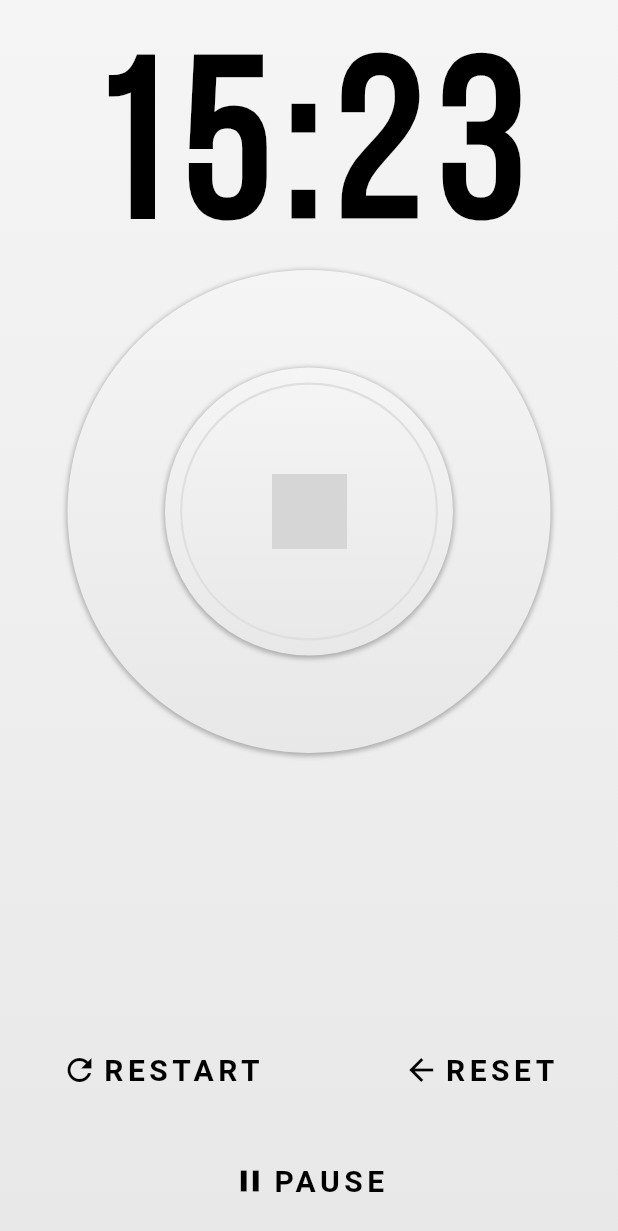
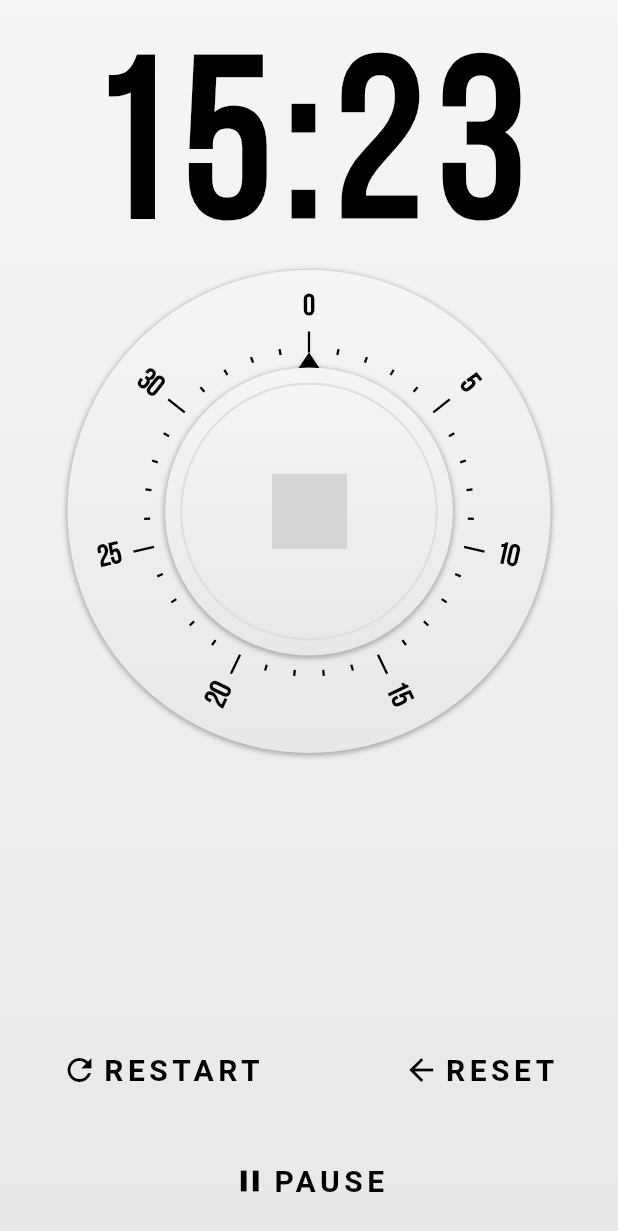
Before and after one commit to garganmol111/flutterUIChallenge_egg_timer, a Flutter app: the screen it shows after launch, on a phone screen of 412 x 824 dp. Shown: the top 1231 px of the screen. Run offline on Flutter 3.47's test engine with Material 2 defaults, Android fonts, the phone set to English and light mode, and no system bars; missing offline and left inert: fluttery; network calls fail; grey boxes are pictures that could not be loaded.

Commit message:
Completed the UI of the timer

```diff
--- a/lib/egg_timer_dial.dart
+++ b/lib/egg_timer_dial.dart
@@ -1,4 +1,6 @@
+import 'package:egg_timer/egg_timer_knob.dart';
 import 'package:flutter/material.dart';
+import 'dart:math' as math;
 
 final Color GRADIENT_TOP = const Color(0xFFF5F5F5);
 final Color GRADIENT_BOTTOM = const Color(0xFFE8E8E8);
@@ -36,52 +38,143 @@ class _EggTimerDialState extends State<EggTimerDial> {
                         offset: const Offset(0.0, 1.0))
                   ]),
 
-                            //Inner Circle
-                            child: Padding(
-                              padding: const EdgeInsets.all(65.0),
-                              child: Container(
-                                decoration: BoxDecoration(
-                                    shape: BoxShape.circle,
-                                    gradient: LinearGradient(
-                                      begin: Alignment.topCenter,
-                                      end: Alignment.bottomCenter,
-                                      colors: [GRADIENT_TOP, GRADIENT_BOTTOM],
-                                    ),
-                                    boxShadow: [
-                                      BoxShadow(
-                                          color: const Color(0x44000000),
-                                          blurRadius: 2.0,
-                                          spreadRadius: 1.0,
-                                          offset: const Offset(0.0, 1.0))
-                                    ]),
-
-                                //Innermost circle with border which contains logo
-                                child: Padding(
-                                  padding: const EdgeInsets.all(10.0),
-                                  child: Container(
-                                    decoration: BoxDecoration(
-                                        shape: BoxShape.circle,
-                                        border: Border.all(
-                                          color: const Color(0xFFDFDFDF),
-                                          width: 1.5,
-                                        )),
-                                    child: Center(
-                                      child: Image.network(
-
-                                        //URL with flutter logo
-                                        'https://avatars3.githubusercontent.com/u/14101776?s=400&v=4',
-                                        width: 50.0,
-                                        height: 50.0,
-                                        color: Colors.black,
+              //Inner Circle with time selector knob
+              child: Stack(
+                children: <Widget>[
+                  Container(
+                    width: double.infinity,
+                    height: double.infinity,
+                    padding: const EdgeInsets.all(55.0),
+                    child: CustomPaint(
+                      painter: TickPainter(),
                     ),
                   ),
+
+                  //from egg_timer_knob.dart, creates the time selector knob widget
+                  Padding(
+                    padding: const EdgeInsets.all(65.0),
+                    child: EggTimerKnob(),
                   ),
-                                ),
-                              ),
+                ],
               ),
             )),
       ),
     );
-
   }
 }
+
+class TickPainter extends CustomPainter {
+  //Length of ticks constants
+  final LONG_TICK = 14.0;
+  final SHORT_TICK = 4.0;
+
+  //defines the ticks per section and which ticks are long ticks, along with text properties
+  final tickCount;
+  final ticksPerSection;
+  final ticksInset;
+  final tickPaint;
+  final textPainter;
+  final textStyle;
+
+  //Sets default values and defines the tick painter
+  TickPainter({
+    this.tickCount = 35,
+    this.ticksPerSection = 5,
+    this.ticksInset = 0,
+  })  : tickPaint = new Paint(),
+        textPainter = new TextPainter(
+          textAlign: TextAlign.center,
+          textDirection: TextDirection.ltr,
+        ),
+        textStyle = const TextStyle(
+          color: Colors.black,
+          fontFamily: 'BebasNeue',
+          fontWeight: FontWeight.bold,
+          fontSize: 20.0,
+        ) {
+    tickPaint.color = Colors.black;
+
+    //we use strokeWidth because we need to draw lines
+    tickPaint.strokeWidth = 1.5;
+  }
+
+  //We'll paint at a constant position, and rotate the canvas after each line paint till tickCounts.
+  @override
+  void paint(Canvas canvas, Size size) {
+    //translate the canvas to the same position as the arrow
+    canvas.translate(size.width / 2, size.height / 2);
+
+    //saves the position for restoration after painting all ticks
+    canvas.save();
+
+    final radius = size.width / 2;
+
+    //Continuously draws the ticks till all are drawn
+    for (var i = 0; i < tickCount; ++i) {
+      final tickLength = i % ticksPerSection == 0 ? LONG_TICK : SHORT_TICK;
+
+      //draws a line from origin of the canvas upwards of SHORT_TICK length
+      canvas.drawLine(
+          Offset(0.0, -radius), Offset(0.0, -radius - tickLength), tickPaint);
+
+      if (i % ticksPerSection == 0) {
+        //Paint Text
+        canvas.save();
+
+        //positioning the canvas above the tick
+        canvas.translate(0.0, -radius - 30.0);
+
+        textPainter.text = new TextSpan(text: '$i', style: textStyle);
+
+        //Layout the text
+        textPainter.layout();
+
+        //Figure out which quadrant the text is in (flutter quadrants go clockwise)
+        final tickPercent = i / tickCount;
+        var quadrant;
+        if (tickPercent < 0.25)
+          quadrant = 1;
+        else if (tickPercent < 0.5)
+          quadrant = 4;
+        else if (tickPercent < 0.75)
+          quadrant = 3;
+        else
+          quadrant = 2;
+
+        //to rotate the text box canvas according to the quadrant
+        switch (quadrant) {
+          case 1:
+            break;
+          case 4:
+            canvas.rotate(-math.pi / 2);
+            break;
+          case 2:
+          case 3:
+            canvas.rotate(math.pi / 2);
+            break;
+        }
+
+        textPainter.paint(
+            canvas,
+            //offset used to align the text box according to the tick
+            Offset(
+              -textPainter.width / 2,
+              -textPainter.height / 2,
+            ));
+
+        canvas.restore();
+      }
+
+      //rotating the canvas by the distance b/w 2 ticks
+      canvas.rotate(2 * math.pi / tickCount);
+    }
+
+    //restoring canvas after rotating to draw all ticks
+    canvas.restore();
+  }
+
+  @override
+  bool shouldRepaint(CustomPainter oldDelegate) {
+    return true;
+  }
+}
--- /dev/null
+++ b/lib/egg_timer_knob.dart
@@ -0,0 +1,108 @@
+import 'package:flutter/material.dart';
+
+final Color GRADIENT_TOP = const Color(0xFFF5F5F5);
+final Color GRADIENT_BOTTOM = const Color(0xFFE8E8E8);
+
+class EggTimerKnob extends StatefulWidget {
+  EggTimerKnob({Key key}) : super(key: key);
+
+  _EggTimerKnobState createState() => _EggTimerKnobState();
+}
+
+class _EggTimerKnobState extends State<EggTimerKnob> {
+  @override
+  Widget build(BuildContext context) {
+    return Stack(
+      children: <Widget>[
+        //Traingle selector arrow
+        Container(
+          width: double.infinity,
+          height: double.infinity,
+          child: CustomPaint(
+            painter: ArrowPainter(),
+          ),
+        ),
+
+        Container(
+          decoration: BoxDecoration(
+              shape: BoxShape.circle,
+              gradient: LinearGradient(
+                begin: Alignment.topCenter,
+                end: Alignment.bottomCenter,
+                colors: [GRADIENT_TOP, GRADIENT_BOTTOM],
+              ),
+              boxShadow: [
+                BoxShadow(
+                    color: const Color(0x44000000),
+                    blurRadius: 2.0,
+                    spreadRadius: 1.0,
+                    offset: const Offset(0.0, 1.0))
+              ]),
+
+          //Innermost circle with border which contains logo
+          child: Padding(
+            padding: const EdgeInsets.all(10.0),
+            child: Container(
+              decoration: BoxDecoration(
+                  shape: BoxShape.circle,
+                  border: Border.all(
+                    color: const Color(0xFFDFDFDF),
+                    width: 1.5,
+                  )),
+              child: Center(
+                child: Image.network(
+                  //URL with flutter logo
+                  'https://avatars3.githubusercontent.com/u/14101776?s=400&v=4',
+                  width: 50.0,
+                  height: 50.0,
+                  color: Colors.black,
+                ),
+              ),
+            ),
+          ),
+        ),
+      ],
+    );
+  }
+}
+
+class ArrowPainter extends CustomPainter {
+  final Paint dialArrowPaint;
+
+  //Used to define painter which will fill the traingle selector
+  ArrowPainter() : dialArrowPaint = new Paint() {
+    dialArrowPaint.color = Colors.black;
+
+    //we use style because we need to draw a shape
+    dialArrowPaint.style = PaintingStyle.fill;
+  }
+
+  @override
+  void paint(Canvas canvas, Size size) {
+    //to save the canvas, we'll restore it afterwords
+    canvas.save();
+
+    //sets the canvas at middle of the screen from x and 0 from y (origin is at the top of inner dial),
+    //this will be the location where we want to paint the traingle which will function as the time selector.
+    canvas.translate(size.width / 2, 0.0);
+
+    //This will create the lines required to draw the triangle
+    Path path = new Path();
+    path.moveTo(0.0, -10.0);
+    path.lineTo(10.0, 5.0);
+    path.lineTo(-10.0, 5.0);
+    path.close();
+
+    //This will draw the traingle by drawing all the paths and paint it with the dialArrowPaint we defined earlier.
+    canvas.drawPath(path, dialArrowPaint);
+    canvas.drawShadow(path, Colors.black, 3.0, false);
+
+    //to restore the canvas after tranlation
+    canvas.restore();
+  }
+
+  @override
+  bool shouldRepaint(CustomPainter oldDelegate) {
+    return true;
+  }
+}
```
Lines whose indentation alone changed are shown as unchanged.
